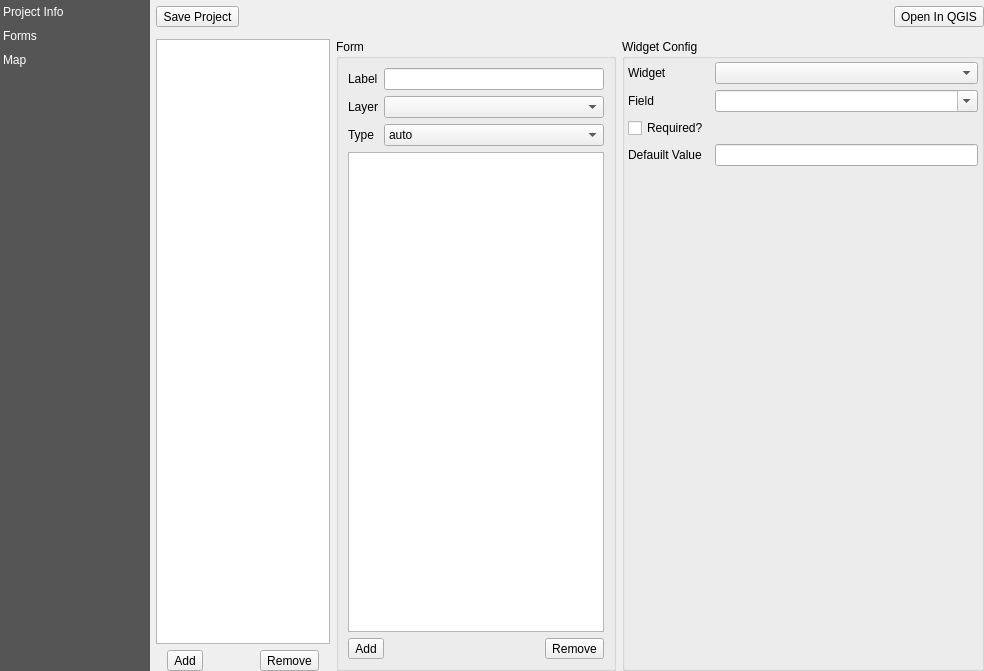
The window that src/configmanager/ui/ui_projectwidget.ui (roam-qgis/Roam) describes before a commit, drawn with Qt 5.
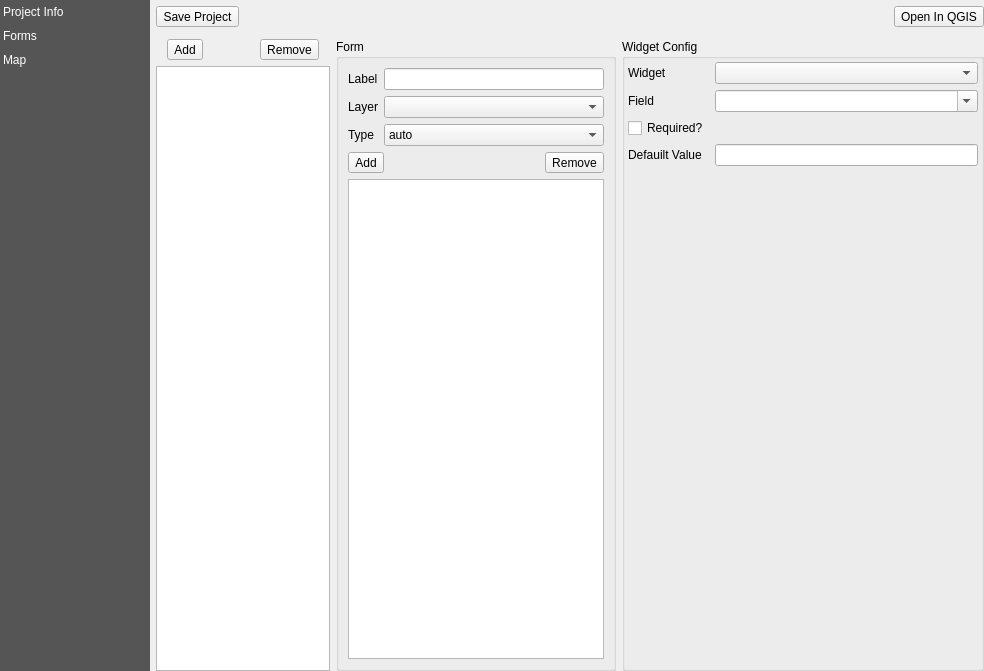
The same window after the commit. The open tabs and pages were chosen to show the change. Custom widgets are drawn as their Qt base class.

Commit message:
Saving of selection layers Saving of selected field Saving of form type Set and save required flag Move saving logic to __main__
Update widgets model to handle instances of widgets.

Move Add and Remove buttons.

The edit to the form file:
```diff
--- a/src/configmanager/ui/ui_projectwidget.ui
+++ b/src/configmanager/ui/ui_projectwidget.ui
@@ -190,6 +190,40 @@
        </property>
        <item row="0" column="0">
         <layout class="QVBoxLayout" name="verticalLayout">
+         <item>
+          <layout class="QHBoxLayout" name="horizontalLayout">
+           <item>
+            <widget class="QToolButton" name="toolButton">
+             <property name="text">
+              <string>Add</string>
+             </property>
+            </widget>
+           </item>
+           <item>
+            <spacer name="horizontalSpacer">
+             <property name="orientation">
+              <enum>Qt::Horizontal</enum>
+             </property>
+             <property name="sizeType">
+              <enum>QSizePolicy::Preferred</enum>
+             </property>
+             <property name="sizeHint" stdset="0">
+              <size>
+               <width>40</width>
+               <height>20</height>
+              </size>
+             </property>
+            </spacer>
+           </item>
+           <item>
+            <widget class="QToolButton" name="toolButton_2">
+             <property name="text">
+              <string>Remove</string>
+             </property>
+            </widget>
+           </item>
+          </layout>
+         </item>
          <item>
           <widget class="QListView" name="formlist">
            <property name="sizePolicy">
@@ -215,40 +249,6 @@
            </property>
           </widget>
          </item>
-         <item>
-          <layout class="QHBoxLayout" name="horizontalLayout">
-           <item>
-            <widget class="QToolButton" name="toolButton">
-             <property name="text">
-              <string>Add</string>
-             </property>
-            </widget>
-           </item>
-           <item>
-            <spacer name="horizontalSpacer">
-             <property name="orientation">
-              <enum>Qt::Horizontal</enum>
-             </property>
-             <property name="sizeType">
-              <enum>QSizePolicy::Preferred</enum>
-             </property>
-             <property name="sizeHint" stdset="0">
-              <size>
-               <width>40</width>
-               <height>20</height>
-              </size>
-             </property>
-            </spacer>
-           </item>
-           <item>
-            <widget class="QToolButton" name="toolButton_2">
-             <property name="text">
-              <string>Remove</string>
-             </property>
-            </widget>
-           </item>
-          </layout>
-         </item>
         </layout>
        </item>
        <item row="0" column="1">
@@ -431,19 +431,6 @@
              </item>
              <item row="3" column="1" colspan="2">
               <layout class="QVBoxLayout" name="verticalLayout_2">
-               <item>
-                <widget class="QListView" name="widgetlist">
-                 <property name="alternatingRowColors">
-                  <bool>true</bool>
-                 </property>
-                 <property name="selectionMode">
-                  <enum>QAbstractItemView::SingleSelection</enum>
-                 </property>
-                 <property name="selectionBehavior">
-                  <enum>QAbstractItemView::SelectItems</enum>
-                 </property>
-                </widget>
-               </item>
                <item>
                 <layout class="QHBoxLayout" name="horizontalLayout_2">
                  <item>
@@ -475,6 +462,19 @@
                  </item>
                 </layout>
                </item>
+               <item>
+                <widget class="QListView" name="widgetlist">
+                 <property name="alternatingRowColors">
+                  <bool>true</bool>
+                 </property>
+                 <property name="selectionMode">
+                  <enum>QAbstractItemView::SingleSelection</enum>
+                 </property>
+                 <property name="selectionBehavior">
+                  <enum>QAbstractItemView::SelectItems</enum>
+                 </property>
+                </widget>
+               </item>
               </layout>
              </item>
              <item row="0" column="1">
```
Left out of the diff: 6 changed lines with no effect on the pictures. The commit also changes 3 other files.
